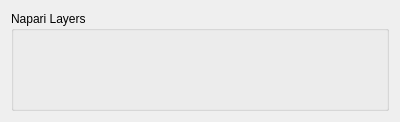
Above: src/napari_intensity_step_detection/ui/base_widget.ui from zeroth/napari-intensity-step-detection before the change. Below: the same form after it.
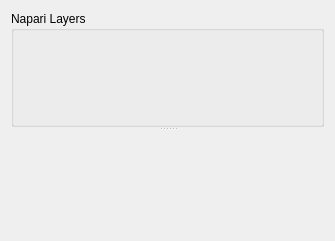
That is the form after the change.

The edit to the form file:
```diff
--- a/src/napari_intensity_step_detection/ui/base_widget.ui
+++ b/src/napari_intensity_step_detection/ui/base_widget.ui
@@ -6,8 +6,8 @@
    <rect>
     <x>0</x>
     <y>0</y>
-    <width>400</width>
-    <height>112</height>
+    <width>335</width>
+    <height>241</height>
    </rect>
   </property>
   <property name="windowTitle">
@@ -15,6 +15,10 @@
   </property>
   <layout class="QVBoxLayout" name="verticalLayout_2">
    <item>
+    <widget class="QSplitter" name="splitter">
+     <property name="orientation">
+      <enum>Qt::Vertical</enum>
+     </property>
     <widget class="QGroupBox" name="gbNapariLayers">
      <property name="minimumSize">
       <size>
@@ -25,7 +29,7 @@
      <property name="maximumSize">
       <size>
        <width>16777215</width>
-       <height>100</height>
+        <height>16777215</height>
       </size>
      </property>
      <property name="title">
@@ -45,6 +49,8 @@
        <widget class="QWidget" name="layersWidget" native="true"/>
       </item>
      </layout>
+     </widget>
+     <widget class="QWidget" name="widget" native="true"/>
     </widget>
    </item>
   </layout>
```
Lines whose indentation alone changed are shown as unchanged.
